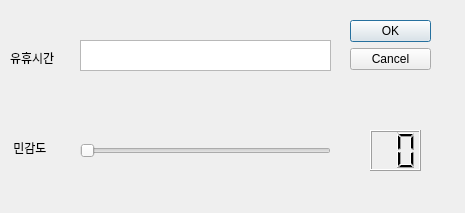
Old version of the form setOptionDialog.ui in the repository synml/motion-detector.
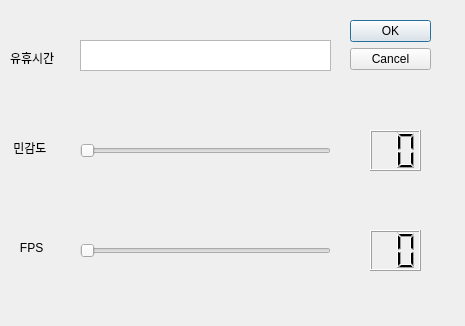
New version of the form.

```diff
--- a/setOptionDialog.ui
+++ b/setOptionDialog.ui
@@ -7,7 +7,7 @@
     <x>0</x>
     <y>0</y>
     <width>465</width>
-    <height>213</height>
+    <height>326</height>
    </rect>
   </property>
   <property name="windowTitle">
@@ -112,6 +112,66 @@
     <number>2</number>
    </property>
   </widget>
+  <widget class="QSlider" name="fps">
+   <property name="geometry">
+    <rect>
+     <x>80</x>
+     <y>240</y>
+     <width>251</width>
+     <height>22</height>
+    </rect>
+   </property>
+   <property name="minimum">
+    <number>1</number>
+   </property>
+   <property name="maximum">
+    <number>30</number>
+   </property>
+   <property name="singleStep">
+    <number>1</number>
+   </property>
+   <property name="pageStep">
+    <number>1</number>
+   </property>
+   <property name="tracking">
+    <bool>false</bool>
+   </property>
+   <property name="orientation">
+    <enum>Qt::Horizontal</enum>
+   </property>
+  </widget>
+  <widget class="QLCDNumber" name="fpsLCD">
+   <property name="geometry">
+    <rect>
+     <x>370</x>
+     <y>230</y>
+     <width>51</width>
+     <height>41</height>
+    </rect>
+   </property>
+   <property name="digitCount">
+    <number>2</number>
+   </property>
+  </widget>
+  <widget class="QLabel" name="label_3">
+   <property name="geometry">
+    <rect>
+     <x>10</x>
+     <y>240</y>
+     <width>64</width>
+     <height>15</height>
+    </rect>
+   </property>
+   <property name="layoutDirection">
+    <enum>Qt::LeftToRight</enum>
+   </property>
+   <property name="text">
+    <string>   FPS</string>
+   </property>
+   <property name="textFormat">
+    <enum>Qt::AutoText</enum>
+   </property>
+  </widget>
  </widget>
  <resources/>
  <connections>
```
